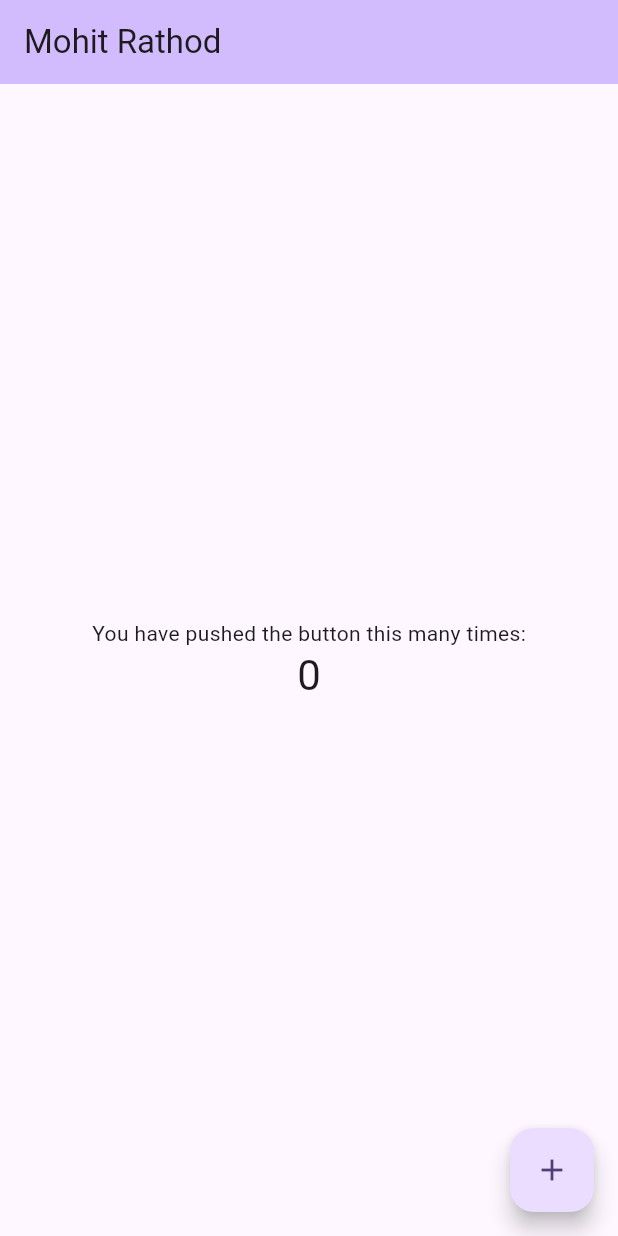
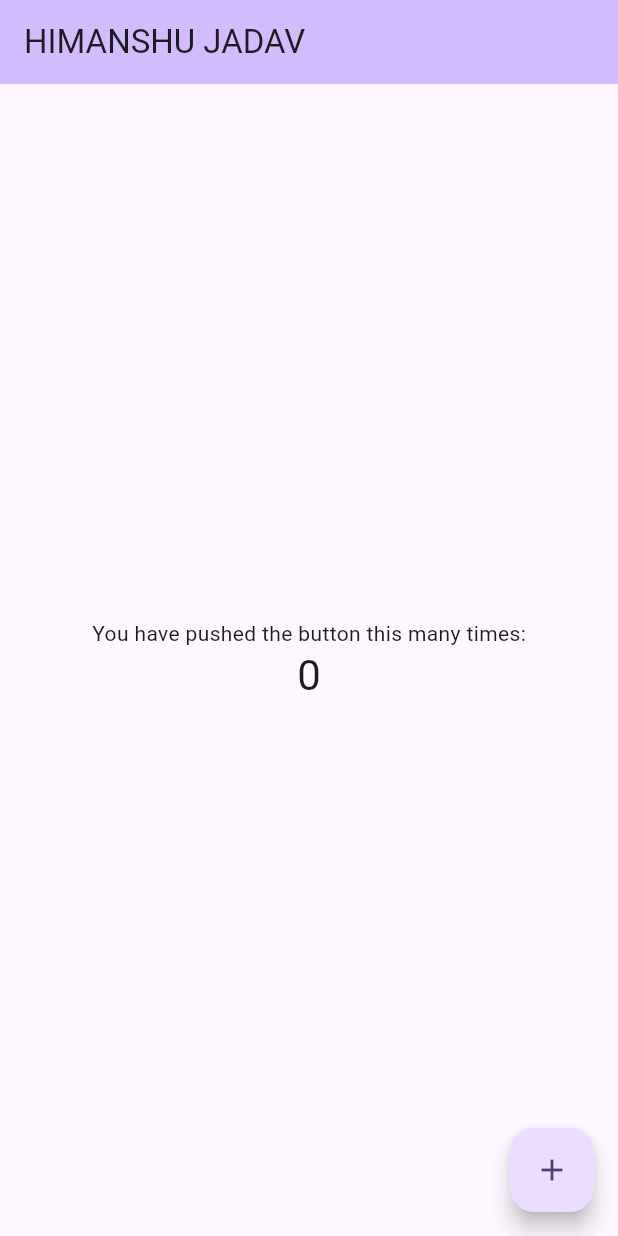
Before and after one commit to HimanshuJadav77/firebasepro, a Flutter app: the screen it shows after launch, on a phone screen of 412 x 824 dp. Run offline on Flutter 3.47's test engine with Material 3 defaults, Android fonts, the phone set to English and light mode, and no system bars; our stand-ins replace firebase_core; accounts and stored records are empty.

Commit message:
changed title:jhs

```diff
--- a/lib/main.dart
+++ b/lib/main.dart
@@ -37,7 +37,7 @@ class MyApp extends StatelessWidget {
         colorScheme: ColorScheme.fromSeed(seedColor: Colors.deepPurple),
         useMaterial3: true,
       ),
-      home: const MyHomePage(title: 'Mohit Rathod'),
+      home: const MyHomePage(title: 'HIMANSHU JADAV'),
     );
   }
 }
```
